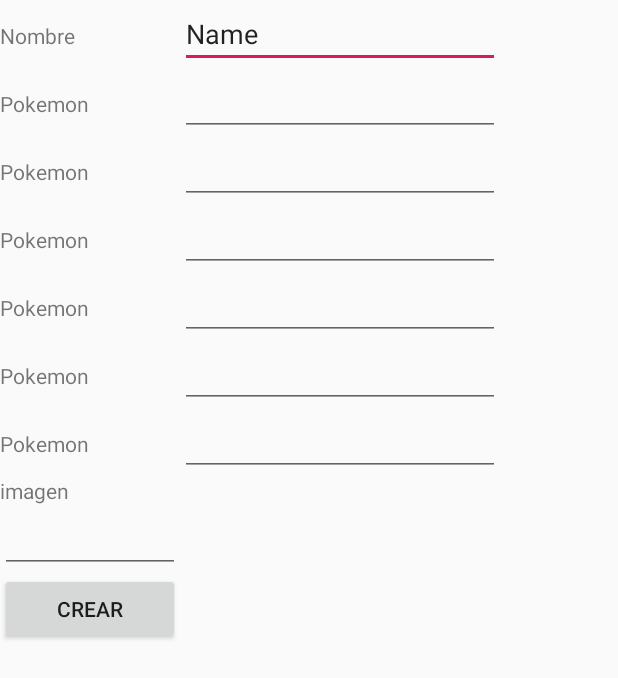
After one commit to arxeus99/pokemonAndroidApp, an Android app: the FichaActivity screen opened directly, with no data from a screen before it, on a phone screen of 412 x 824 dp. The commit adds this screen. Shown: the top 678 px of the screen. Run offline under Robolectric (Android 15) with nearby library versions, the phone set to English and light mode, and no system bars.

Commit message:
"EMPIEZO CON LA FICHA DE ENTRENADOR"

```diff
--- a/app/src/main/AndroidManifest.xml
+++ b/app/src/main/AndroidManifest.xml
@@ -9,7 +9,8 @@
         android:roundIcon="@mipmap/ic_launcher_round"
         android:supportsRtl="true"
         android:theme="@style/AppTheme">
-        <activity android:name=".PokedexActivity"></activity>
+        <activity android:name=".FichaActivity"></activity>
+        <activity android:name=".PokedexActivity" />
         <activity android:name=".MainActivity">
             <intent-filter>
                 <action android:name="android.intent.action.MAIN" />
--- /dev/null
+++ b/app/src/main/java/com/valentelmadafaka/pokemonapp/FichaActivity.java
@@ -0,0 +1,96 @@
+package com.valentelmadafaka.pokemonapp;
+
+import androidx.appcompat.app.AppCompatActivity;
+
+import android.database.Cursor;
+import android.os.Bundle;
+import android.widget.ArrayAdapter;
+import android.widget.AutoCompleteTextView;
+
+import com.valentelmadafaka.pokemonapp.dataBase.DBInterface;
+import com.valentelmadafaka.pokemonapp.model.Pokemon;
+import com.valentelmadafaka.pokemonapp.model.Tipo;
+import com.valentelmadafaka.pokemonapp.model.TipoDual;
+
+import java.util.ArrayList;
+
+public class FichaActivity extends AppCompatActivity {
+
+    DBInterface db;
+    @Override
+    protected void onCreate(Bundle savedInstanceState) {
+        super.onCreate(savedInstanceState);
+
+
+
+        db = new DBInterface(this);
+        db.obre();
+
+        if(db.existsTaulaEntrenador()){
+            setContentView(R.layout.activity_ficha);
+        }else{
+            setContentView(R.layout.cuestionario_layout);
+            ArrayList<Pokemon> pokemons = new ArrayList<>();
+            ArrayList<Tipo> tipos = new ArrayList<>();
+            Cursor c = db.obtenirTotsElsTipus();
+            c.moveToFirst();
+            while(!c.isAfterLast()){
+                Tipo tipo = new Tipo(c.getString(0), c.getString(1),c.getString(2));
+                tipos.add(tipo);
+                c.moveToNext();
+            }
+            c = db.obtenirTotsElsPokemon();
+            c.moveToFirst();
+            while(!c.isAfterLast()){
+                if(c.getString(3).equals("0")){
+                    Tipo tipo = new Tipo();
+                    for(Tipo t : tipos){
+                        if(t.getId().equals(c.getString(4))){
+                            tipo = t;
+                        }
+                    }
+                    Pokemon p = new Pokemon(c.getString(0), c.getString(1), c.getString(2), tipo, c.getString(5));
+                    pokemons.add(p);
+                }else{
+                    Tipo tipo1 = new Tipo();
+                    Tipo tipo2 = new Tipo();
+                    String[] tipos2 = c.getString(4).split(",");
+                    for(Tipo t : tipos){
+                        if(t.getId().equals(tipos2[0])){
+                            tipo1 = t;
+                        }else if(t.getId().equals(tipos2[1])){
+                            tipo2 = t;
+                        }
+                    }
+                    Pokemon p = new Pokemon(c.getString(0), c.getString(1),c.getString(2), new TipoDual(tipo1, tipo2), c.getString(5));
+                    pokemons.add(p);
+                }
+                c.moveToNext();
+            }
+            db.tanca();
+            ArrayList<String> nombresPokemon = new ArrayList<>();
+            for(Pokemon p: pokemons){
+                nombresPokemon.add(p.getNombre());
+            }
+            ArrayAdapter<String> adapter = new ArrayAdapter<>(this, android.R.layout.simple_dropdown_item_1line, nombresPokemon);
+            AutoCompleteTextView pokemon1 = (AutoCompleteTextView)findViewById(R.id.pokemon1tv);
+            AutoCompleteTextView pokemon2 = (AutoCompleteTextView)findViewById(R.id.pokemon2tv);
+            AutoCompleteTextView pokemon3 = (AutoCompleteTextView)findViewById(R.id.pokemon3tv);
+            AutoCompleteTextView pokemon4 = (AutoCompleteTextView)findViewById(R.id.pokemon4tv);
+            AutoCompleteTextView pokemon5 = (AutoCompleteTextView)findViewById(R.id.pokemon5tv);
+            AutoCompleteTextView pokemon6 = (AutoCompleteTextView)findViewById(R.id.pokemon6tv);
+            pokemon1.setAdapter(adapter);
+            pokemon2.setAdapter(adapter);
+            pokemon3.setAdapter(adapter);
+            pokemon4.setAdapter(adapter);
+            pokemon5.setAdapter(adapter);
+            pokemon6.setAdapter(adapter);
+
+        }
+
+
+
+    }
+
+
+}
--- a/app/src/main/java/com/valentelmadafaka/pokemonapp/dataBase/AjudaDB.java
+++ b/app/src/main/java/com/valentelmadafaka/pokemonapp/dataBase/AjudaDB.java
@@ -6,6 +6,7 @@ import android.database.sqlite.SQLiteDatabase;
 import android.database.sqlite.SQLiteOpenHelper;
 import android.util.Log;
 
+import static com.valentelmadafaka.pokemonapp.dataBase.DBInterface.BD_CREATE_ENTRENADOR;
 import static com.valentelmadafaka.pokemonapp.dataBase.DBInterface.BD_CREATE_POKEMON;
 import static com.valentelmadafaka.pokemonapp.dataBase.DBInterface.BD_CREATE_TIPOS;
 import static com.valentelmadafaka.pokemonapp.dataBase.DBInterface.BD_NOM;
@@ -23,6 +24,7 @@ public class AjudaDB extends SQLiteOpenHelper {
         try {
             db.execSQL(BD_CREATE_POKEMON);
             db.execSQL(BD_CREATE_TIPOS);
+            db.execSQL(BD_CREATE_ENTRENADOR);
         } catch (SQLException e) {
             e.printStackTrace();
         }
--- a/app/src/main/java/com/valentelmadafaka/pokemonapp/dataBase/DBInterface.java
+++ b/app/src/main/java/com/valentelmadafaka/pokemonapp/dataBase/DBInterface.java
@@ -18,16 +18,20 @@ public class DBInterface  {
     public static final String CLAU_DUAL = "dual";
     public static final String CLAU_TIPO = "tipos";
     public static final String CLAU_IMG = "imagen";
+    public static final String CLAU_EQUIPO = "equipo_pokemon";
     public static final String TAG = "DBInterface";
     public static final String BD_NOM = "PokemonApp";
     public static final String BD_TAULA_POKEMONS = "pokemons";
     public static final String BD_TAULA_TIPOS = "tipos";
+    public static final String BD_TAULA_ENTRENADOR = "entrenador";
     public static final int VERSIO = 1;
     public static final String BD_CREATE_POKEMON ="create table if not exists " + BD_TAULA_POKEMONS + "( "
             + CLAU_ID + " integer primary key autoincrement, " + CLAU_NOM +" text not null, " + CLAU_DESCRIPCIO + " text not null, "
             + CLAU_DUAL + " text not null, "+CLAU_TIPO+" text not null, "+CLAU_IMG+" text not null);";
     public static final String BD_CREATE_TIPOS ="create table if not exists " + BD_TAULA_TIPOS + "( "
             + CLAU_ID + " integer primary key autoincrement, " + CLAU_NOM +" text not null, "+CLAU_IMG+" text not null);";
+    public static final String BD_CREATE_ENTRENADOR = "crete table if not exists "+BD_TAULA_ENTRENADOR+"( "+CLAU_ID+" integer primary key autoincrement, "+CLAU_NOM+" text not null, "+CLAU_IMG+", text not null, "+
+                CLAU_EQUIPO+" text not null);";
     private final Context context;
     private AjudaDB ajuda;
     private SQLiteDatabase bd;
@@ -74,6 +78,13 @@ public class DBInterface  {
         return bd.insert(BD_TAULA_TIPOS,null, initialValues);
     }
 
+    public long insereixEntrenador(String nom, String img){
+        ContentValues initialValues = new ContentValues();
+        initialValues.put(CLAU_NOM, nom);
+        initialValues.put(CLAU_IMG, img);
+        return bd.insert(BD_CREATE_ENTRENADOR, null, initialValues);
+    }
+
     public Cursor obtenirPokemon(long IDFila) throws SQLException {
         Cursor mCursor = bd.query(true, BD_TAULA_POKEMONS, new String[] {CLAU_ID,
                         CLAU_NOM,CLAU_DESCRIPCIO,CLAU_DUAL,CLAU_TIPO, CLAU_IMG},CLAU_ID + " = " + IDFila, null, null, null, null,
@@ -93,6 +104,21 @@ public class DBInterface  {
         return mCursor;
     }
 
+    public Cursor obtenirEntrendaor(){
+        return bd.query(BD_TAULA_ENTRENADOR, new String[] {CLAU_ID, CLAU_NOM, CLAU_IMG, CLAU_EQUIPO}, null, null, null, null, null);
+    }
+
+    public boolean existsTaulaEntrenador(){
+        Cursor cursor = bd.rawQuery("SELECT name FROM sqlite_master WHERE type= ? AND name= ?", new String[] {"table" , BD_TAULA_ENTRENADOR});
+        if(!cursor.moveToFirst()){
+            cursor.close();
+            return false;
+        }
+        int count = cursor.getInt(0);
+        cursor.close();
+        return count > 0;
+    }
+
     public Cursor obtenirTotsElsPokemon() {
         return bd.query(BD_TAULA_POKEMONS, new String[] {CLAU_ID, CLAU_NOM, CLAU_DESCRIPCIO,CLAU_DUAL,CLAU_TIPO, CLAU_IMG},
                 null,null, null, null, null);
--- a/app/src/main/res/layout/activity_main.xml
+++ b/app/src/main/res/layout/activity_main.xml
@@ -40,7 +40,7 @@
             android:layout_gravity="center"
             android:text="Ficha De Entrenador"
             android:textAppearance="@style/TextAppearance.AppCompat.Large"
-            tools:text="Ficha De Entrenador" />
+            android:onClick="runFicha" />
 
         <ImageView
             android:id="@+id/imageView"
--- /dev/null
+++ b/app/src/main/res/layout/cuestionario_layout.xml
@@ -0,0 +1,157 @@
+<?xml version="1.0" encoding="utf-8"?>
+<LinearLayout xmlns:android="http://schemas.android.com/apk/res/android"
+    android:orientation="vertical" android:layout_width="match_parent"
+    android:layout_height="match_parent">
+
+    <TableLayout
+        android:layout_width="match_parent"
+        android:layout_height="match_parent">
+
+        <TableRow
+            android:layout_width="match_parent"
+            android:layout_height="match_parent">
+
+            <TextView
+                android:id="@+id/textView"
+                android:layout_width="120dp"
+                android:layout_height="wrap_content"
+                android:text="Nombre " />
+
+            <EditText
+                android:id="@+id/nombreet"
+                android:layout_width="wrap_content"
+                android:layout_height="wrap_content"
+                android:ems="10"
+                android:inputType="textPersonName"
+                android:text="Name" />
+        </TableRow>
+
+        <TableRow
+            android:layout_width="match_parent"
+            android:layout_height="match_parent">
+
+            <TextView
+                android:id="@+id/textView2"
+                android:layout_width="wrap_content"
+                android:layout_height="wrap_content"
+                android:text="Pokemon " />
+
+            <AutoCompleteTextView
+                android:id="@+id/pokemon1tv"
+                android:layout_width="wrap_content"
+                android:layout_height="wrap_content" />
+        </TableRow>
+
+        <TableRow
+            android:layout_width="match_parent"
+            android:layout_height="match_parent">
+
+            <TextView
+                android:id="@+id/textView4"
+                android:layout_width="wrap_content"
+                android:layout_height="wrap_content"
+                android:text="Pokemon " />
+
+            <AutoCompleteTextView
+                android:id="@+id/pokemon2tv"
+                android:layout_width="wrap_content"
+                android:layout_height="wrap_content" />
+        </TableRow>
+
+        <TableRow
+            android:layout_width="match_parent"
+            android:layout_height="match_parent">
+
+            <TextView
+                android:id="@+id/textView5"
+                android:layout_width="wrap_content"
+                android:layout_height="wrap_content"
+                android:text="Pokemon " />
+
+            <AutoCompleteTextView
+                android:id="@+id/pokemon3tv"
+                android:layout_width="wrap_content"
+                android:layout_height="wrap_content" />
+        </TableRow>
+
+        <TableRow
+            android:layout_width="match_parent"
+            android:layout_height="match_parent">
+
+            <TextView
+                android:id="@+id/textView6"
+                android:layout_width="wrap_content"
+                android:layout_height="wrap_content"
+                android:text="Pokemon " />
+
+            <AutoCompleteTextView
+                android:id="@+id/pokemon4tv"
+                android:layout_width="wrap_content"
+                android:layout_height="wrap_content" />
+        </TableRow>
+
+        <TableRow
+            android:layout_width="match_parent"
+            android:layout_height="match_parent">
+
+            <TextView
+                android:id="@+id/textView7"
+                android:layout_width="wrap_content"
+                android:layout_height="wrap_content"
+                android:text="Pokemon " />
+
+            <AutoCompleteTextView
+                android:id="@+id/pokemon5tv"
+                android:layout_width="wrap_content"
+                android:layout_height="wrap_content" />
+        </TableRow>
+
+        <TableRow
+            android:layout_width="match_parent"
+            android:layout_height="match_parent" >
+
+            <TextView
+                android:id="@+id/textView3"
+                android:layout_width="wrap_content"
+                android:layout_height="wrap_content"
+                android:text="Pokemon " />
+
+            <AutoCompleteTextView
+                android:id="@+id/pokemon6tv"
+                android:layout_width="wrap_content"
+                android:layout_height="wrap_content" />
+        </TableRow>
+
+        <TableRow
+            android:layout_width="match_parent"
+            android:layout_height="match_parent" >
+
+            <TextView
+                android:id="@+id/textView8"
+                android:layout_width="wrap_content"
+                android:layout_height="wrap_content"
+                android:text="imagen" />
+        </TableRow>
+
+        <TableRow
+            android:layout_width="match_parent"
+            android:layout_height="match_parent" >
+
+            <AutoCompleteTextView
+                android:id="@+id/imagenestv"
+                android:layout_width="wrap_content"
+                android:layout_height="wrap_content" />
+        </TableRow>
+
+        <TableRow
+            android:layout_width="match_parent"
+            android:layout_height="match_parent" >
+
+            <Button
+                android:id="@+id/button"
+                android:layout_width="wrap_content"
+                android:layout_height="wrap_content"
+                android:text="CREAR" />
+        </TableRow>
+    </TableLayout>
+</LinearLayout>
```
Also changed, not shown: app/src/main/java/com/valentelmadafaka/pokemonapp/MainActivity.java (+24 -1 lines), app/src/main/java/com/valentelmadafaka/pokemonapp/PokedexActivity.java (+1 -16 lines), app/src/main/java/com/valentelmadafaka/pokemonapp/model/Entrenador.java (added, +37 -0 lines), app/src/main/res/layout/activity_ficha.xml (added, +113 -0 lines).
